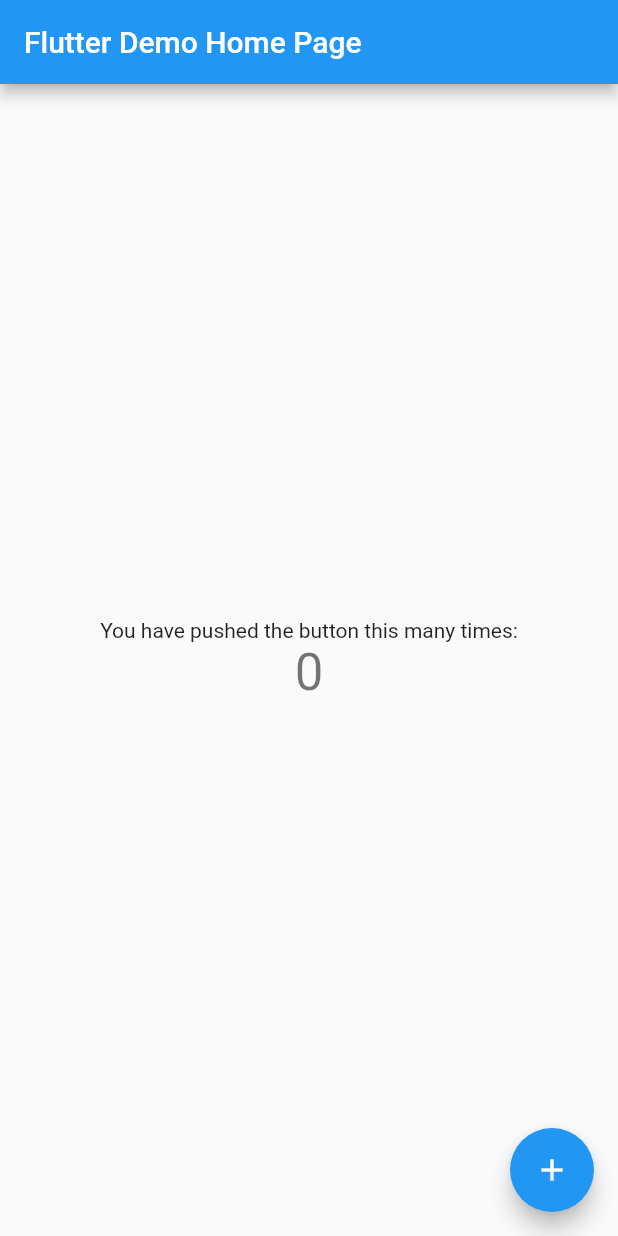
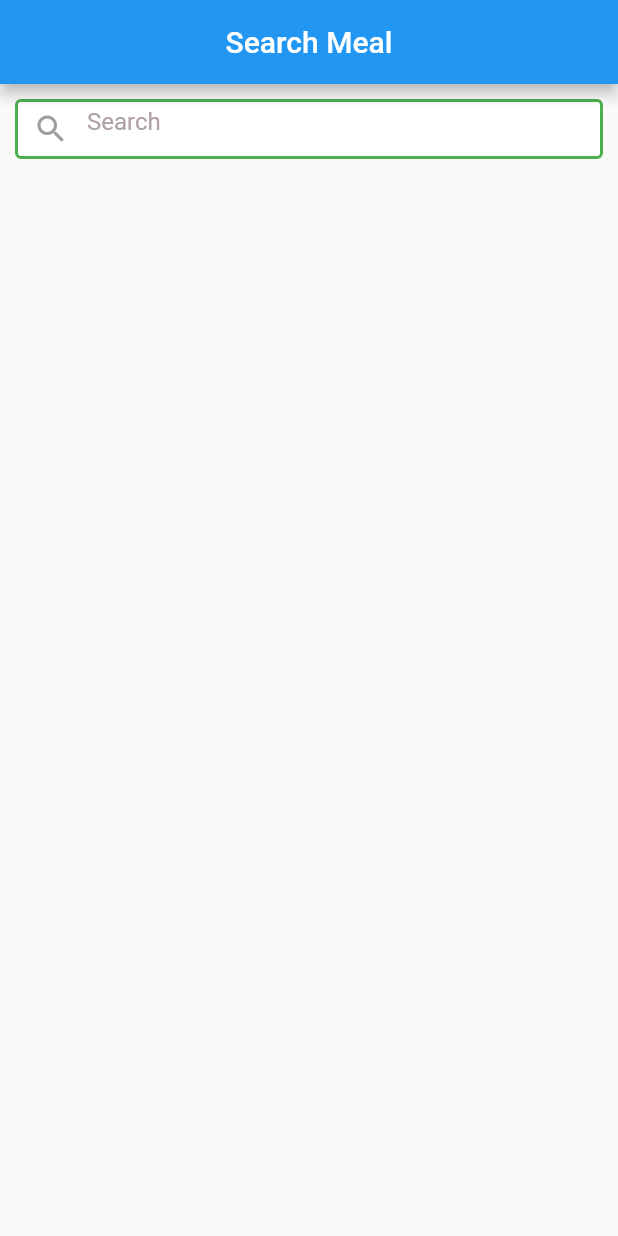
Before and after one commit to AhmetMERDEN/calorie_calculator, a Flutter app: the screen it shows after launch, on a phone screen of 412 x 824 dp. Run offline on Flutter 3.47's test engine with Material 2 defaults, Android fonts, the phone set to English and light mode, and no system bars.

Commit message:
seach bar added

```diff
--- a/lib/main.dart
+++ b/lib/main.dart
@@ -1,3 +1,4 @@
+import 'package:calorie_calculator/view/search_food_view.dart';
 import 'package:flutter/material.dart';
 
 void main() {
@@ -15,53 +16,7 @@ class MyApp extends StatelessWidget {
       theme: ThemeData(
         primarySwatch: Colors.blue,
       ),
-      home: const MyHomePage(title: 'Flutter Demo Home Page'),
+      home: SearchScreen(),
     );
   }
 }
-
-class MyHomePage extends StatefulWidget {
-  const MyHomePage({super.key, required this.title});
-  final String title;
-
-  @override
-  State<MyHomePage> createState() => _MyHomePageState();
-}
-
-class _MyHomePageState extends State<MyHomePage> {
-  int _counter = 0;
-
-  void _incrementCounter() {
-    setState(() {
-      _counter++;
-    });
-  }
-
-  @override
-  Widget build(BuildContext context) {
-    return Scaffold(
-      appBar: AppBar(
-        title: Text(widget.title),
-      ),
-      body: Center(
-        child: Column(
-          mainAxisAlignment: MainAxisAlignment.center,
-          children: <Widget>[
-            const Text(
-              'You have pushed the button this many times:',
-            ),
-            Text(
-              '$_counter',
-              style: Theme.of(context).textTheme.headlineMedium,
-            ),
-          ],
-        ),
-      ),
-      floatingActionButton: FloatingActionButton(
-        onPressed: _incrementCounter,
-        tooltip: 'Increment',
-        child: const Icon(Icons.add),
-      ),
-    );
-  }
-}
--- a/lib/view/search_food_view.dart
+++ b/lib/view/search_food_view.dart
@@ -0,0 +1,52 @@
+import 'package:flutter/material.dart';
+import 'package:flutter/src/widgets/framework.dart';
+import 'package:flutter/src/widgets/placeholder.dart';
+
+class SearchScreen extends StatefulWidget {
+  const SearchScreen({super.key});
+
+  @override
+  State<SearchScreen> createState() => _SearchScreenState();
+}
+
+class _SearchScreenState extends State<SearchScreen> {
+  final title = Text("Search Meal");
+  @override
+  Widget build(BuildContext context) {
+    return Scaffold(
+      appBar: AppBar(
+        centerTitle: true,
+        title: title,
+      ),
+      body: Column(
+        children: [
+          Container(
+            margin: EdgeInsets.all(10.0),
+            height: 40,
+            child: TextField(
+              decoration: InputDecoration(
+                  focusColor: Colors.black,
+                  focusedBorder: OutlineInputBorder(
+                    borderSide: BorderSide(color: Colors.red, width: 2),
+                  ),
+                  enabledBorder: OutlineInputBorder(
+                      borderSide: BorderSide(color: Colors.green, width: 2)),
+                  prefixIcon: Icon(
+                    Icons.search,
+                    color: Colors.grey,
+                  ),
+                  border: OutlineInputBorder(
+                      borderRadius: BorderRadius.circular(15.0),
+                      borderSide: BorderSide(color: Colors.orange)),
+                  filled: true,
+                  hintStyle:
+                      TextStyle(color: Color.fromARGB(255, 173, 161, 161)),
+                  hintText: "Search",
+                  fillColor: Colors.white),
+            ),
+          ),
+        ],
+      ),
+    );
+  }
+}
```
